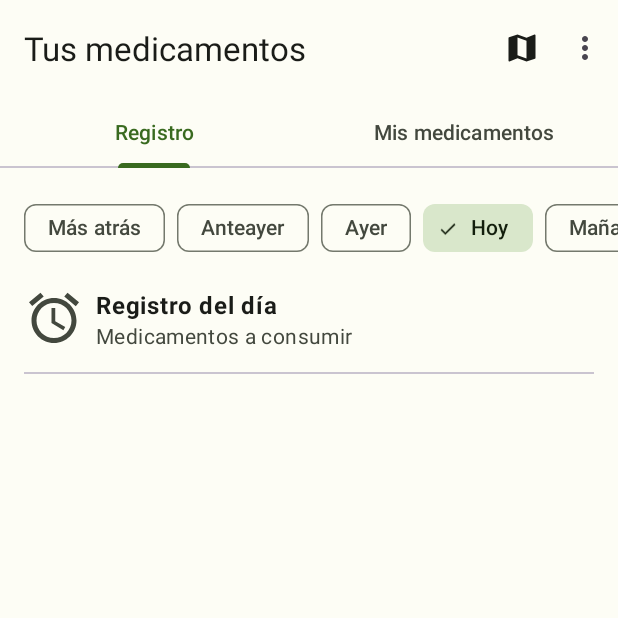
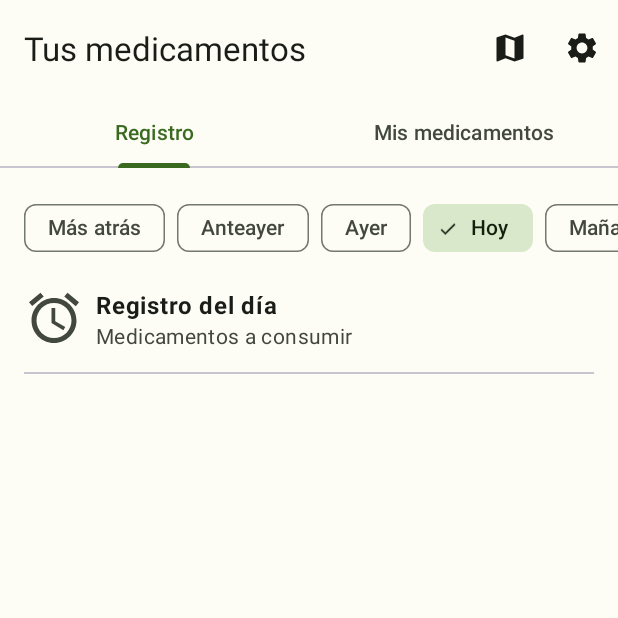
Before and after one commit to Totremont/MedicaTrack, an Android app: the screen it shows after launch (MainActivity), on a phone screen of 412 x 824 dp, the top half of it. Run offline under Robolectric (Android 15) with nearby library versions, the phone set to English and light mode, and no system bars; our stand-ins replace Room's generated code, navigation-ui.

Commit message:
Tema oscuro, icono para settings, otros cambios...

```diff
--- /dev/null
+++ b/app/src/main/res/drawable/icon_settings.xml
@@ -0,0 +1,5 @@
+<vector android:height="24dp" android:tint="?attr/colorOnBackground"
+    android:viewportHeight="24" android:viewportWidth="24"
+    android:width="24dp" xmlns:android="http://schemas.android.com/apk/res/android">
+    <path android:fillColor="@android:color/white" android:pathData="M19.14,12.94c0.04,-0.3 0.06,-0.61 0.06,-0.94c0,-0.32 -0.02,-0.64 -0.07,-0.94l2.03,-1.58c0.18,-0.14 0.23,-0.41 0.12,-0.61l-1.92,-3.32c-0.12,-0.22 -0.37,-0.29 -0.59,-0.22l-2.39,0.96c-0.5,-0.38 -1.03,-0.7 -1.62,-0.94L14.4,2.81c-0.04,-0.24 -0.24,-0.41 -0.48,-0.41h-3.84c-0.24,0 -0.43,0.17 -0.47,0.41L9.25,5.35C8.66,5.59 8.12,5.92 7.63,6.29L5.24,5.33c-0.22,-0.08 -0.47,0 -0.59,0.22L2.74,8.87C2.62,9.08 2.66,9.34 2.86,9.48l2.03,1.58C4.84,11.36 4.8,11.69 4.8,12s0.02,0.64 0.07,0.94l-2.03,1.58c-0.18,0.14 -0.23,0.41 -0.12,0.61l1.92,3.32c0.12,0.22 0.37,0.29 0.59,0.22l2.39,-0.96c0.5,0.38 1.03,0.7 1.62,0.94l0.36,2.54c0.05,0.24 0.24,0.41 0.48,0.41h3.84c0.24,0 0.44,-0.17 0.47,-0.41l0.36,-2.54c0.59,-0.24 1.13,-0.56 1.62,-0.94l2.39,0.96c0.22,0.08 0.47,0 0.59,-0.22l1.92,-3.32c0.12,-0.22 0.07,-0.47 -0.12,-0.61L19.14,12.94zM12,15.6c-1.98,0 -3.6,-1.62 -3.6,-3.6s1.62,-3.6 3.6,-3.6s3.6,1.62 3.6,3.6S13.98,15.6 12,15.6z"/>
+</vector>
--- a/app/src/main/res/layout/activity_creacion.xml
+++ b/app/src/main/res/layout/activity_creacion.xml
@@ -16,8 +16,6 @@
             android:id="@+id/toolbarCreacion"
             android:layout_width="match_parent"
             android:layout_height="?attr/actionBarSize"
-            app:titleCentered="true"
-            app:subtitleCentered="true"
             app:titleTextColor="?attr/colorOnSurface"
             app:subtitleTextColor="?attr/colorOnSurface"/>
 
--- a/app/src/main/res/menu/menu_main.xml
+++ b/app/src/main/res/menu/menu_main.xml
@@ -13,5 +13,6 @@
         android:id="@+id/action_settings"
         android:orderInCategory="100"
         android:title="@string/action_settings"
-        app:showAsAction="never" />
+        android:icon="@drawable/icon_settings"
+        app:showAsAction="always" />
 </menu>
--- a/app/src/main/res/values/strings.xml
+++ b/app/src/main/res/values/strings.xml
@@ -11,7 +11,7 @@
     <string name="medicamento_info">Información</string>
 
     <!-- Strings del fragmento DatosMedicamento -->
-    <string name="medicamento">Medicamento</string>
+    <string name="medicamento">Crear medicamento</string>
     <string name="nombre_med">Nombre del medicamento</string>
     <string name="agregar_nombre">Agrega el nombre</string>
     <string name="agregar_concentracion">Agrega la concentración</string>
```
Also changed, not shown: app/src/main/res/xml/root_preferences.xml (+4 -4 lines).
